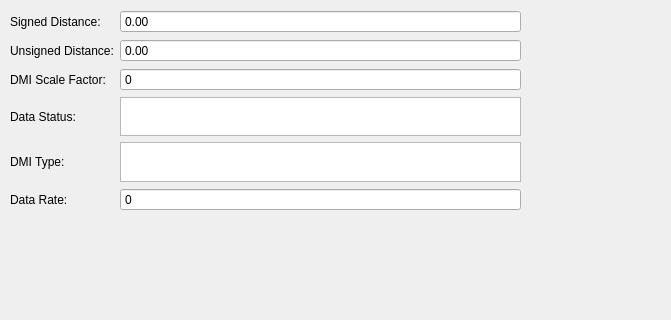
Before: the Qt Designer form src/lib/visualization/DMIControl.ui in jmaye/libposlv, drawn with Qt 5; both pictures show x 0 to 671 and y 0 to 320 of the 839 by 670 pixel window.
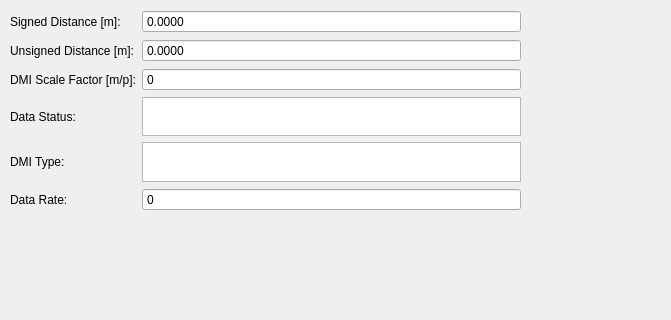
After: the same form once the commit is applied.

```diff
--- a/src/lib/visualization/DMIControl.ui
+++ b/src/lib/visualization/DMIControl.ui
@@ -26,21 +26,21 @@
     <item row="12" column="0">
      <widget class="QLabel" name="unsignedLabel">
       <property name="text">
-       <string>Unsigned Distance:</string>
+       <string>Unsigned Distance [m]:</string>
       </property>
      </widget>
     </item>
     <item row="16" column="0">
      <widget class="QLabel" name="scaleLabel">
       <property name="text">
-       <string>DMI Scale Factor:</string>
+       <string>DMI Scale Factor [m/p]:</string>
       </property>
      </widget>
     </item>
     <item row="4" column="0">
      <widget class="QLabel" name="signedLabel">
       <property name="text">
-       <string>Signed Distance:</string>
+       <string>Signed Distance [m]:</string>
       </property>
      </widget>
     </item>
@@ -52,6 +52,9 @@
       <property name="buttonSymbols">
        <enum>QAbstractSpinBox::NoButtons</enum>
       </property>
+      <property name="decimals">
+       <number>4</number>
+      </property>
       <property name="minimum">
        <double>-1000000.000000000000000</double>
       </property>
@@ -68,6 +71,9 @@
       <property name="buttonSymbols">
        <enum>QAbstractSpinBox::NoButtons</enum>
       </property>
+      <property name="decimals">
+       <number>4</number>
+      </property>
       <property name="minimum">
        <double>-1000000.000000000000000</double>
       </property>
```
